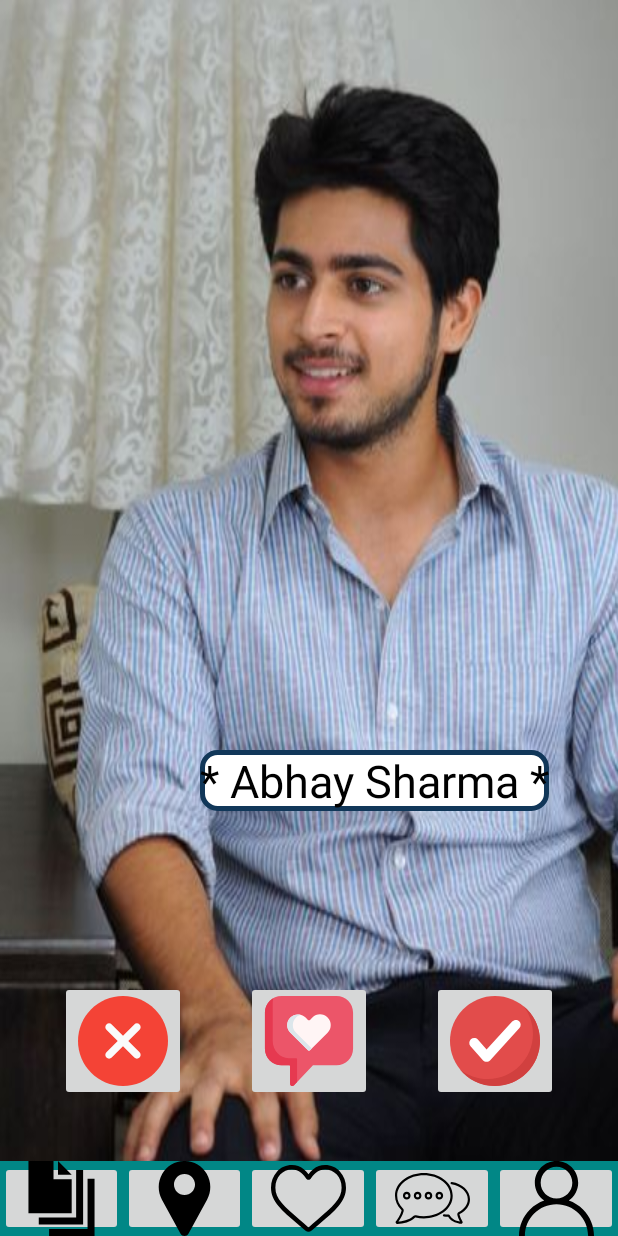
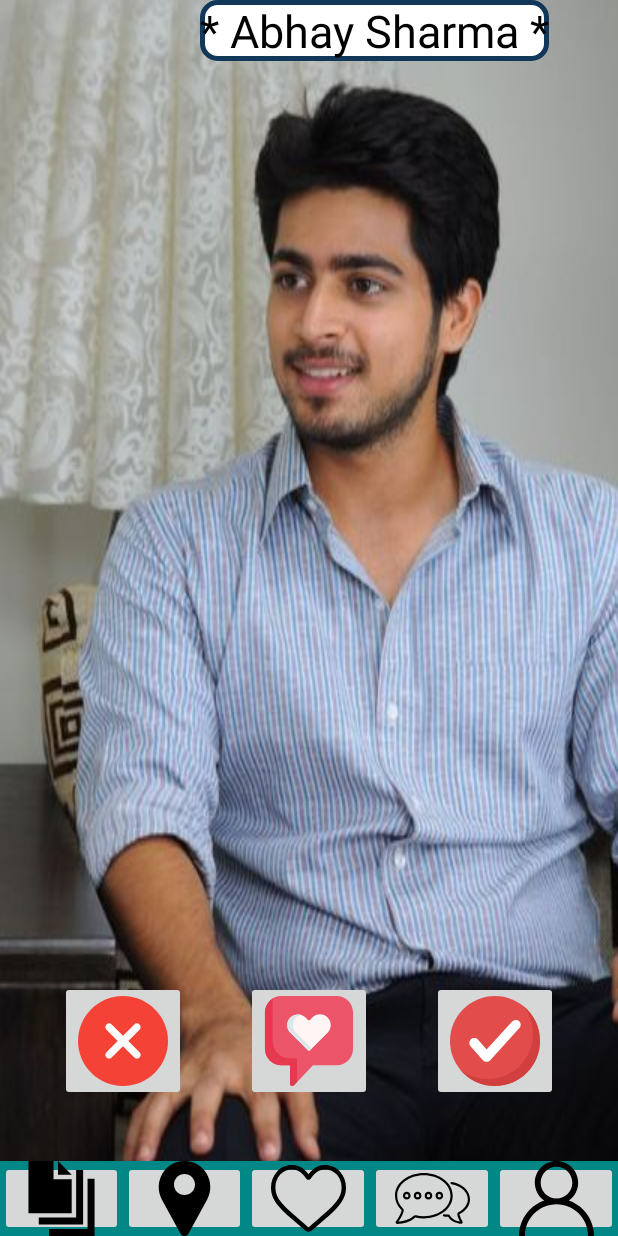
Before and after one commit to rahul6975/Jaumo_Application, an Android app: the screen it shows after launch (MainActivity), on a phone screen of 412 x 824 dp. Run offline under Robolectric (Android 15) with nearby library versions, the phone set to English and light mode, and no system bars.

Commit message:
HomePage for men added if a small change

```diff
--- a/app/src/main/res/layout/activity_home__page.xml
+++ b/app/src/main/res/layout/activity_home__page.xml
@@ -28,7 +28,6 @@
                 android:orientation="vertical">
 
                 <TextView
-                    android:layout_marginTop="@dimen/dp_500"
                     android:layout_width="wrap_content"
                     android:layout_height="wrap_content"
                     android:text="@string/abhay_sharma"
@@ -58,7 +57,6 @@
                 android:orientation="vertical">
 
                 <TextView
-                    android:layout_marginTop="@dimen/dp_500"
                     android:layout_width="wrap_content"
                     android:layout_height="wrap_content"
                     android:layout_gravity="center"
@@ -86,7 +84,6 @@
                 android:orientation="vertical">
 
                 <TextView
-                    android:layout_marginTop="@dimen/dp_500"
                     android:layout_width="wrap_content"
                     android:layout_height="wrap_content"
                     android:layout_gravity="center"
@@ -115,7 +112,6 @@
                 android:orientation="vertical">
 
                 <TextView
-                    android:layout_marginTop="@dimen/dp_500"
                     android:layout_width="wrap_content"
                     android:layout_height="wrap_content"
                     android:layout_gravity="center"
@@ -144,7 +140,6 @@
                 android:orientation="vertical">
 
                 <TextView
-                    android:layout_marginTop="@dimen/dp_500"
                     android:layout_width="wrap_content"
                     android:layout_height="wrap_content"
                     android:layout_gravity="center"
@@ -174,7 +169,6 @@
                 android:orientation="vertical">
 
                 <TextView
-                    android:layout_marginTop="@dimen/dp_500"
                     android:layout_width="wrap_content"
                     android:layout_height="wrap_content"
                     android:layout_gravity="center"
@@ -203,7 +197,6 @@
                 android:orientation="vertical">
 
                 <TextView
-                    android:layout_marginTop="@dimen/dp_500"
                     android:layout_width="wrap_content"
                     android:layout_height="wrap_content"
                     android:layout_gravity="center"
@@ -232,7 +225,6 @@
                 android:orientation="vertical">
 
                 <TextView
-                    android:layout_marginTop="@dimen/dp_500"
                     android:layout_width="wrap_content"
                     android:layout_height="wrap_content"
                     android:layout_gravity="center"
@@ -261,7 +253,6 @@
                 android:orientation="vertical">
 
                 <TextView
-                    android:layout_marginTop="@dimen/dp_500"
                     android:layout_width="wrap_content"
                     android:layout_height="wrap_content"
                     android:layout_gravity="center"
@@ -291,7 +282,6 @@
                 android:orientation="vertical">
 
                 <TextView
-                    android:layout_marginTop="@dimen/dp_500"
                     android:layout_width="wrap_content"
                     android:layout_height="wrap_content"
                     android:layout_gravity="center"
@@ -320,7 +310,6 @@
                 android:orientation="vertical">
 
                 <TextView
-                    android:layout_marginTop="@dimen/dp_500"
                     android:layout_width="wrap_content"
                     android:layout_height="wrap_content"
                     android:layout_gravity="center"
@@ -349,7 +338,6 @@
                 android:orientation="vertical">
 
                 <TextView
-                    android:layout_marginTop="@dimen/dp_500"
                     android:layout_width="wrap_content"
                     android:layout_height="wrap_content"
                     android:layout_gravity="center"
@@ -378,7 +366,6 @@
                 android:orientation="vertical">
 
                 <TextView
-                    android:layout_marginTop="@dimen/dp_500"
                     android:layout_width="wrap_content"
                     android:layout_height="wrap_content"
                     android:layout_gravity="center"
@@ -406,7 +393,6 @@
                 android:orientation="vertical">
 
                 <TextView
-                    android:layout_marginTop="@dimen/dp_500"
                     android:layout_width="wrap_content"
                     android:layout_height="wrap_content"
                     android:layout_gravity="center"
@@ -435,7 +421,6 @@
                 android:orientation="vertical">
 
                 <TextView
-                    android:layout_marginTop="@dimen/dp_500"
                     android:layout_width="wrap_content"
                     android:layout_height="wrap_content"
                     android:layout_gravity="center"
@@ -464,7 +449,6 @@
                 android:orientation="vertical">
 
                 <TextView
-                    android:layout_marginTop="@dimen/dp_500"
                     android:layout_width="wrap_content"
                     android:layout_height="wrap_content"
                     android:layout_gravity="center"
@@ -493,7 +477,6 @@
                 android:orientation="vertical">
 
                 <TextView
-                    android:layout_marginTop="@dimen/dp_500"
                     android:layout_width="wrap_content"
                     android:layout_height="wrap_content"
                     android:layout_gravity="center"
@@ -521,7 +504,6 @@
                 android:orientation="vertical">
 
                 <TextView
-                    android:layout_marginTop="@dimen/dp_500"
                     android:layout_width="wrap_content"
                     android:layout_height="wrap_content"
                     android:layout_gravity="center"
@@ -550,7 +532,6 @@
                 android:orientation="vertical">
 
                 <TextView
-                    android:layout_marginTop="@dimen/dp_500"
                     android:layout_width="wrap_content"
                     android:layout_height="wrap_content"
                     android:layout_gravity="center"
@@ -578,7 +559,6 @@
                 android:orientation="vertical">
 
                 <TextView
-                    android:layout_marginTop="@dimen/dp_500"
                     android:layout_width="wrap_content"
                     android:layout_height="wrap_content"
                     android:layout_gravity="center"
```
